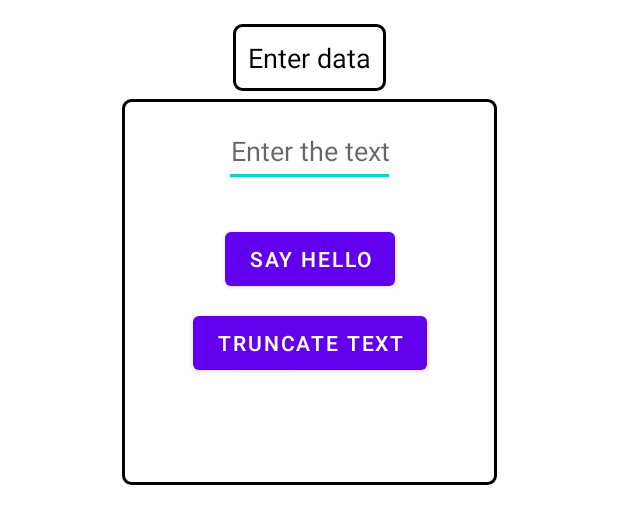
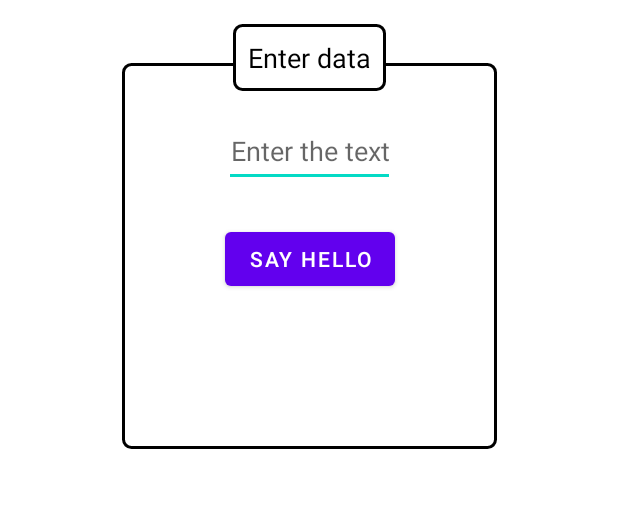
Before and after one commit to dafyr/Mobile, an Android app: the layout fragment_string.xml on its own in the app's theme, with its tools: preview values and no code run, on a phone screen of 412 x 824 dp. Shown: the top 524 px of the screen. Run offline under Robolectric (Android 15) with nearby library versions, the phone set to English and light mode, and no system bars.

Commit message:
deleted truncate

```diff
--- a/lab/app/src/main/java/ru/lab/kotlin/viewmodels/StringViewModel.kt
+++ b/lab/app/src/main/java/ru/lab/kotlin/viewmodels/StringViewModel.kt
@@ -6,7 +6,6 @@ import androidx.lifecycle.MutableLiveData
 import androidx.lifecycle.ViewModel
 import androidx.lifecycle.viewModelScope
 import kotlinx.coroutines.launch
-import ru.lab.kotlin.extensions.truncate
 import ru.lab.lab5.R
 
 class StringViewModel : ViewModel() {
@@ -19,7 +18,4 @@ class StringViewModel : ViewModel() {
         _result.value = resources.getString(R.string.hello, text)
     }
 
-    fun doTruncate(text: String) = viewModelScope.launch {
-        _result.value = text.truncate(5)
-    }
 }
--- a/lab/app/src/main/res/layout/fragment_string.xml
+++ b/lab/app/src/main/res/layout/fragment_string.xml
@@ -8,14 +8,15 @@
     tools:context="ru.lab.kotlin.ui.main.MainActivity">
 
     <View
+        android:id="@+id/view"
         android:layout_width="250dp"
         android:layout_height="257dp"
+        android:background="@drawable/border"
         android:padding="50dp"
-        android:background="@drawable/border"
         app:layout_constraintBottom_toBottomOf="@+id/textView"
         app:layout_constraintEnd_toEndOf="@+id/string_edit"
         app:layout_constraintStart_toStartOf="@+id/string_edit"
-        app:layout_constraintTop_toTopOf="@+id/string_edit" ></View>
+        app:layout_constraintTop_toTopOf="@+id/string_edit"></View>
 
     <TextView
         android:id="@+id/lab_title"
@@ -57,27 +58,17 @@
             app:layout_constraintStart_toStartOf="@+id/string_edit"
             app:layout_constraintTop_toBottomOf="@+id/string_edit" />
 
-        <Button
-            android:id="@+id/btn_truncate"
-            android:layout_width="wrap_content"
-            android:layout_height="wrap_content"
-            android:layout_marginTop="8dp"
-            android:text="@string/truncate_button_text"
-            app:layout_constraintEnd_toEndOf="@+id/btn_hello"
-            app:layout_constraintStart_toStartOf="@+id/btn_hello"
-            app:layout_constraintTop_toBottomOf="@+id/btn_hello" />
-
-        <TextView
-            android:id="@+id/textView"
-            android:layout_width="wrap_content"
-            android:layout_height="wrap_content"
-            android:layout_marginTop="32dp"
-            android:gravity="center"
-            android:textColor="@color/black"
-            android:textSize="20sp"
-            app:layout_constraintEnd_toEndOf="@+id/btn_truncate"
-            app:layout_constraintStart_toStartOf="@+id/btn_truncate"
-            app:layout_constraintTop_toBottomOf="@+id/btn_truncate" />
+    <TextView
+        android:id="@+id/textView"
+        android:layout_width="wrap_content"
+        android:layout_height="wrap_content"
+        android:layout_marginTop="40dp"
+        android:gravity="center"
+        android:textColor="@color/black"
+        android:textSize="20sp"
+        app:layout_constraintEnd_toEndOf="@+id/btn_hello"
+        app:layout_constraintStart_toStartOf="@+id/btn_hello"
+        app:layout_constraintTop_toBottomOf="@+id/btn_hello" />
 
 
 </androidx.constraintlayout.widget.ConstraintLayout>
--- a/lab/app/src/main/res/values/strings.xml
+++ b/lab/app/src/main/res/values/strings.xml
@@ -8,7 +8,6 @@
     <string name="change_fragment">Change fragment</string>
     <string name="input_text_hint">Enter the text</string>
     <string name="hello_button_text">Say hello</string>
-    <string name="truncate_button_text">truncate text</string>
     <string name="hello">Hello, %s</string>
     <string name="results">Result history</string>
     <string name="link_hint">link</string>
```
Also changed, not shown: lab/app/src/main/java/ru/lab/kotlin/extensions/String.kt (deleted, +0 -21 lines), lab/app/src/main/java/ru/lab/kotlin/service/PlayService.kt (+0 -10 lines), lab/app/src/main/java/ru/lab/kotlin/ui/string/StringFragment.kt (+1 -7 lines), 2 other files.
